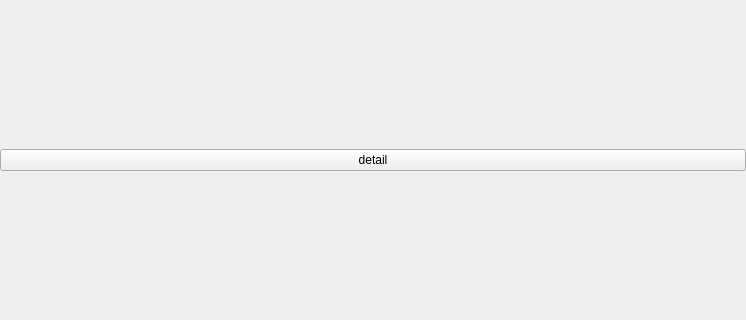
ddmoyu/ddmy, file src/views/novel/pages/detail/detail.ui: the form before one commit; both pictures show x 0 to 746 and y 111 to 431 of the 746 by 543 pixel window.
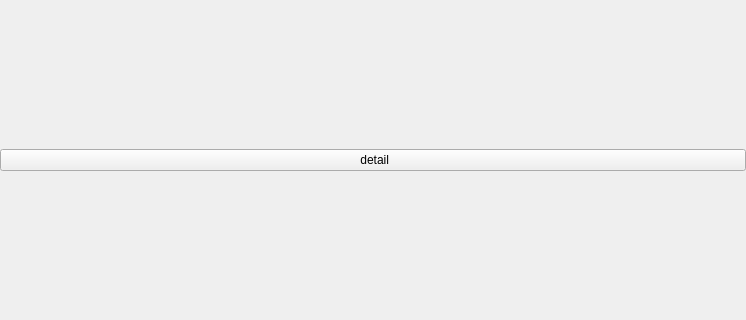
The form after the commit.

Patch:
```diff
--- a/src/views/novel/pages/detail/detail.ui
+++ b/src/views/novel/pages/detail/detail.ui
@@ -34,7 +34,7 @@
      <item>
       <widget class="QPushButton" name="pushButton">
        <property name="text">
-        <string>detail</string>
+        <string> detail</string>
        </property>
       </widget>
      </item>
```
